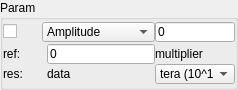
First picture: the form in estim.ui, repository anatoltrush/OscillO, before the edit.
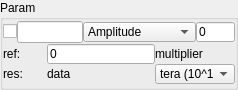
Second picture: the form after the edit.

```diff
--- a/estim.ui
+++ b/estim.ui
@@ -59,6 +59,9 @@
           </property>
          </widget>
         </item>
+        <item>
+         <widget class="QLineEdit" name="lEKoeff"/>
+        </item>
         <item>
          <widget class="QComboBox" name="cBEstType">
           <property name="maximumSize">
```
